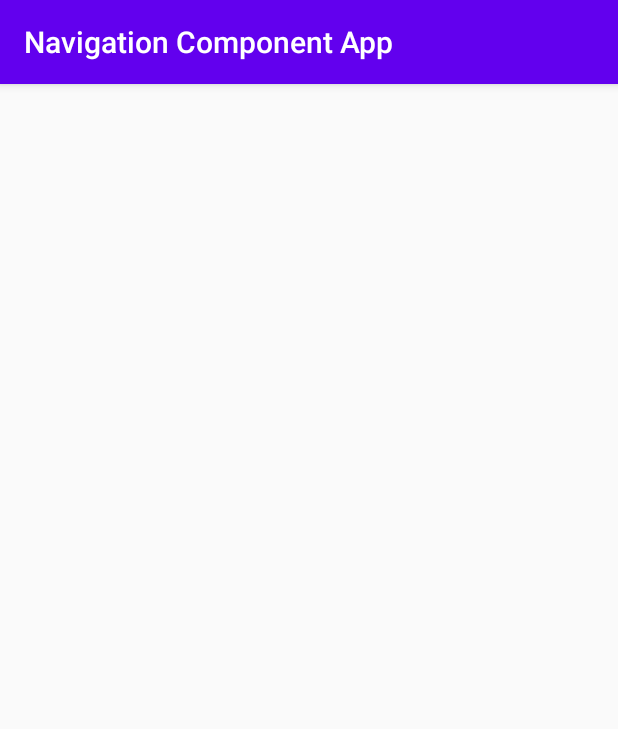
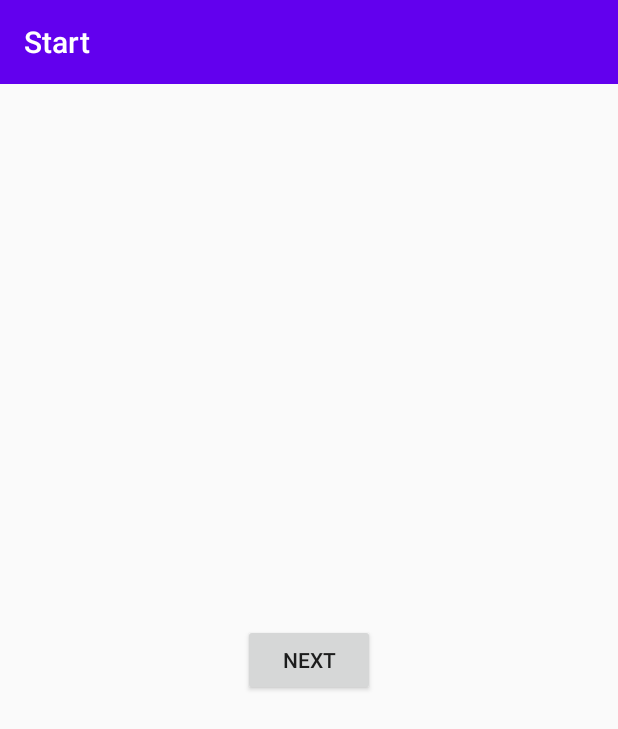
Before and after one commit to renatac/StudingNavigationComponent, an Android app: the screen it shows after launch (MainActivity), on a phone screen of 412 x 824 dp. Shown: the top 729 px of the screen. Run offline under Robolectric (Android 15) with nearby library versions, the phone set to English and light mode, and no system bars; our stand-ins replace navigation-ui.

Commit message:
Toolbar, navigation, anim

```diff
--- a/app/src/main/java/com/example/navigationcomponentapp/MainActivity.kt
+++ b/app/src/main/java/com/example/navigationcomponentapp/MainActivity.kt
@@ -2,20 +2,48 @@ package com.example.navigationcomponentapp
 
 import androidx.appcompat.app.AppCompatActivity
 import android.os.Bundle
+import androidx.navigation.NavController
+import androidx.navigation.findNavController
+import androidx.navigation.ui.AppBarConfiguration
+import androidx.navigation.ui.navigateUp
+import androidx.navigation.ui.setupActionBarWithNavController
+import com.example.navigationcomponentapp.ui.start.ProfileFragment
 import com.example.navigationcomponentapp.ui.start.StartFragment
 import kotlinx.android.synthetic.main.activity_main.*
 
-class MainActivity : AppCompatActivity() {
+//StartFragment.onButtonClicked é a interface que está dentro do StartFragment
+//MainActivity implementa essa interface
+class MainActivity : AppCompatActivity(){ //, StartFragment.onButtonClicked {
+
+    private lateinit var navController : NavController
+    private lateinit var appBarConfiguration: AppBarConfiguration
 
     override fun onCreate(savedInstanceState: Bundle?) {
         super.onCreate(savedInstanceState)
         setContentView(R.layout.activity_main)
 
-        supportFragmentManager.beginTransaction()
-            .add(R.id.myContainer, StartFragment.returnInstance())
-            .commit()  //aqui de fato ele coloca meu Fragment dentro do FrameLayout
+                setSupportActionBar(myToolbar)
+                navController = findNavController(R.id.navHostFragment)
+                appBarConfiguration = AppBarConfiguration(navController.graph) //pôr no gradle.app:
+                // kotlinOptions {
+                //   jvmTarget = "1.8"            //dentro de android{...}
+                //}
+                setupActionBarWithNavController(navController, appBarConfiguration)//do AppBarConfiguration
 
+//        supportFragmentManager.beginTransaction()
+//            .add(R.id.myContainer, StartFragment.returnInstance())
+//            .commit()  //aqui de fato ele coloca meu Fragment dentro do FrameLayout
     }
 
+    override fun onSupportNavigateUp(): Boolean {
+       return navController.navigateUp(appBarConfiguration) || super.onSupportNavigateUp()
+        //Se for fragment ou se for activity
+    }
 
+//    override fun buttonClicked() {
+//        //Fazendo a transição entre fragmentos
+//        supportFragmentManager.beginTransaction()
+//            .replace(R.id.myContainer, ProfileFragment.returnInstance())
+//            .commit()
+//    }
 }
--- a/app/src/main/java/com/example/navigationcomponentapp/ui/start/ProfileFragment.kt
+++ b/app/src/main/java/com/example/navigationcomponentapp/ui/start/ProfileFragment.kt
@@ -17,4 +17,10 @@ class ProfileFragment : Fragment() {
         return inflater.inflate(R.layout.fragment_profile, container, false)
     }
 
+    //para ter a função de forma estática
+    companion object {
+        fun returnInstance(): ProfileFragment {
+            return ProfileFragment()
+        }
+    }
 }
--- a/app/src/main/java/com/example/navigationcomponentapp/ui/start/StartFragment.kt
+++ b/app/src/main/java/com/example/navigationcomponentapp/ui/start/StartFragment.kt
@@ -1,14 +1,20 @@
 package com.example.navigationcomponentapp.ui.start
 
+//import android.content.Context
 import android.os.Bundle
 import androidx.fragment.app.Fragment
 import android.view.LayoutInflater
 import android.view.View
 import android.view.ViewGroup
+import androidx.navigation.fragment.findNavController
 
 import com.example.navigationcomponentapp.R
+import kotlinx.android.synthetic.main.fragment_start.*
 
 class StartFragment : Fragment() {
+
+    //propriedade pra o meu listner
+//    private lateinit var listner: onButtonClicked
 
     override fun onCreateView(
         inflater: LayoutInflater, container: ViewGroup?,
@@ -17,10 +23,35 @@ class StartFragment : Fragment() {
         return inflater.inflate(R.layout.fragment_start, container, false)
     }
 
-    //porque eu não posso instanciar um Fragment diretamente
-    companion object{
-        fun returnInstance(): StartFragment{
-            return  StartFragment()
+    //criei para eu ter acesso aos meus componentes de view
+    override fun onViewCreated(view: View, savedInstanceState: Bundle?) {
+        super.onViewCreated(view, savedInstanceState)
+        //kotlin extensions que vem padrão no gradle, utilizando synthetic
+        buttonNext.setOnClickListener {
+//           listner.buttonClicked() // método da main activity que troca o fragment
+         //Tenho que recuperar o NavController
+            findNavController().navigate(R.id.action_startFragment_to_profileFragment)// recomendado utilizar o id da ação, só usar
+            //o id da tela qd for pra outra tela que tá fora desse grafo
         }
     }
+
+    //criei
+//    override fun onAttach(context: Context) {
+//        super.onAttach(context)
+//        if (context is onButtonClicked) //como o context é a minha activity e se ela implementar essa interface onButtonClicked
+//        {
+//           listner = context
+//        }
+//    }
+
+    //porque eu não posso instanciar um Fragment diretamente
+//    companion object{
+//        fun returnInstance(): StartFragment{
+//            return  StartFragment()
+//        }
+//    }
+
+//    interface onButtonClicked{
+//        fun buttonClicked()
+//    }
 }
--- /dev/null
+++ b/app/src/main/res/anim/slide_in_left.xml
@@ -0,0 +1,6 @@
+<?xml version="1.0" encoding="utf-8"?>
+<set xmlns:android="http://schemas.android.com/apk/res/android">
+    <translate android:fromXDelta="-100%" android:toXDelta="0%"
+        android:fromYDelta="0%" android:toYDelta="0%"
+        android:duration="300"/>
+</set>
--- /dev/null
+++ b/app/src/main/res/anim/slide_in_right.xml
@@ -0,0 +1,6 @@
+<?xml version="1.0" encoding="utf-8"?>
+<set xmlns:android="http://schemas.android.com/apk/res/android">
+    <translate android:fromXDelta="100%" android:toXDelta="0%"
+        android:fromYDelta="0%" android:toYDelta="0%"
+        android:duration="200"/>
+</set>
--- /dev/null
+++ b/app/src/main/res/anim/slide_out_left.xml
@@ -0,0 +1,6 @@
+<?xml version="1.0" encoding="utf-8"?>
+<set xmlns:android="http://schemas.android.com/apk/res/android">
+    <translate android:fromXDelta="0%" android:toXDelta="-100%"
+        android:fromYDelta="0%" android:toYDelta="0%"
+        android:duration="200"/>
+</set>
--- /dev/null
+++ b/app/src/main/res/anim/slide_out_rigth.xml
@@ -0,0 +1,6 @@
+<?xml version="1.0" encoding="utf-8"?>
+<set xmlns:android="http://schemas.android.com/apk/res/android">
+    <translate android:fromXDelta="0%" android:toXDelta="100%"
+        android:fromYDelta="0%" android:toYDelta="0%"
+        android:duration="200"/>
+</set>
--- a/app/src/main/res/layout/activity_main.xml
+++ b/app/src/main/res/layout/activity_main.xml
@@ -1,13 +1,27 @@
 <?xml version="1.0" encoding="utf-8"?>
 <LinearLayout xmlns:android="http://schemas.android.com/apk/res/android"
     xmlns:tools="http://schemas.android.com/tools"
+    xmlns:app="http://schemas.android.com/apk/res-auto"
     android:layout_width="match_parent"
     android:layout_height="match_parent"
+    android:orientation="vertical"
     tools:context=".MainActivity">
 
-    <FrameLayout
-        android:id="@+id/myContainer"
+    <androidx.appcompat.widget.Toolbar
+        android:id="@+id/myToolbar"
         android:layout_width="match_parent"
-        android:layout_height="match_parent"/>
+        android:layout_height="?attr/actionBarSize"
+        android:background="@color/colorPrimary"
+        tools:title="Teste"
+        android:theme="@style/Theme.AppCompat.NoActionBar"/>
+
+<!--    <FrameLayout-->
+    <fragment
+        android:id="@+id/navHostFragment"
+        android:layout_width="match_parent"
+        android:layout_height="match_parent"
+        android:name="androidx.navigation.fragment.NavHostFragment"
+        app:defaultNavHost="true"
+        app:navGraph="@navigation/nav_graph_main"/>
 
 </LinearLayout>
--- a/app/src/main/res/layout/fragment_profile.xml
+++ b/app/src/main/res/layout/fragment_profile.xml
@@ -9,6 +9,6 @@
     <TextView
         android:layout_width="match_parent"
         android:layout_height="match_parent"
-        android:text="@string/hello_blank_fragment" />
+        android:text="Profile Fragment" />
 
 </FrameLayout>
--- a/app/src/main/res/layout/fragment_start.xml
+++ b/app/src/main/res/layout/fragment_start.xml
@@ -5,9 +5,11 @@
     android:layout_height="match_parent"
     tools:context=".ui.start.StartFragment">
 
-    <TextView
+    <Button
+        android:id="@+id/buttonNext"
         android:layout_width="wrap_content"
         android:layout_height="wrap_content"
-        android:gravity="center" />
+        android:layout_gravity="center"
+        android:text="@string/button_text"/>
 
 </FrameLayout>
--- /dev/null
+++ b/app/src/main/res/navigation/nav_graph_main.xml
@@ -0,0 +1,22 @@
+<?xml version="1.0" encoding="utf-8"?>
+<navigation xmlns:android="http://schemas.android.com/apk/res/android"
+    xmlns:app="http://schemas.android.com/apk/res-auto"
+    xmlns:tools="http://schemas.android.com/tools"
+    android:id="@+id/nav_graph_main"
+    app:startDestination="@id/startFragment">
+
+    <fragment
+        android:id="@+id/startFragment"
+        android:name="com.example.navigationcomponentapp.ui.start.StartFragment"
+        android:label="@string/start_action_bar_title"
+        tools:layout="@layout/fragment_start" >
+        <action
+            android:id="@+id/action_startFragment_to_profileFragment"
+            app:destination="@id/profileFragment" />
+    </fragment>
+    <fragment
+        android:id="@+id/profileFragment"
+        android:name="com.example.navigationcomponentapp.ui.start.ProfileFragment"
+        android:label="@string/profile_action_bar_title"
+        tools:layout="@layout/fragment_profile" />
+</navigation>
--- a/app/src/main/res/values/strings.xml
+++ b/app/src/main/res/values/strings.xml
@@ -1,6 +1,10 @@
 <resources>
     <string name="app_name">Navigation Component App</string>
 
-    <!-- TODO: Remove or change this placeholder text -->
-    <string name="hello_blank_fragment">Hello blank fragment</string>
+    <!-- Start Fragment -->
+    <string name="start_action_bar_title">Start</string>
+    <string name="button_text">Next</string>
+
+    <!-- Profile Fragment -->
+    <string name="profile_action_bar_title">Profile</string>
 </resources>
--- a/app/src/main/res/values/styles.xml
+++ b/app/src/main/res/values/styles.xml
@@ -1,7 +1,7 @@
 <resources>
 
     <!-- Base application theme. -->
-    <style name="AppTheme" parent="Theme.AppCompat.Light.DarkActionBar">
+    <style name="AppTheme" parent="Theme.AppCompat.Light.NoActionBar">
         <!-- Customize your theme here. -->
         <item name="colorPrimary">@color/colorPrimary</item>
         <item name="colorPrimaryDark">@color/colorPrimaryDark</item>
```
Also changed, not shown: app/build.gradle (+24 -2 lines).
